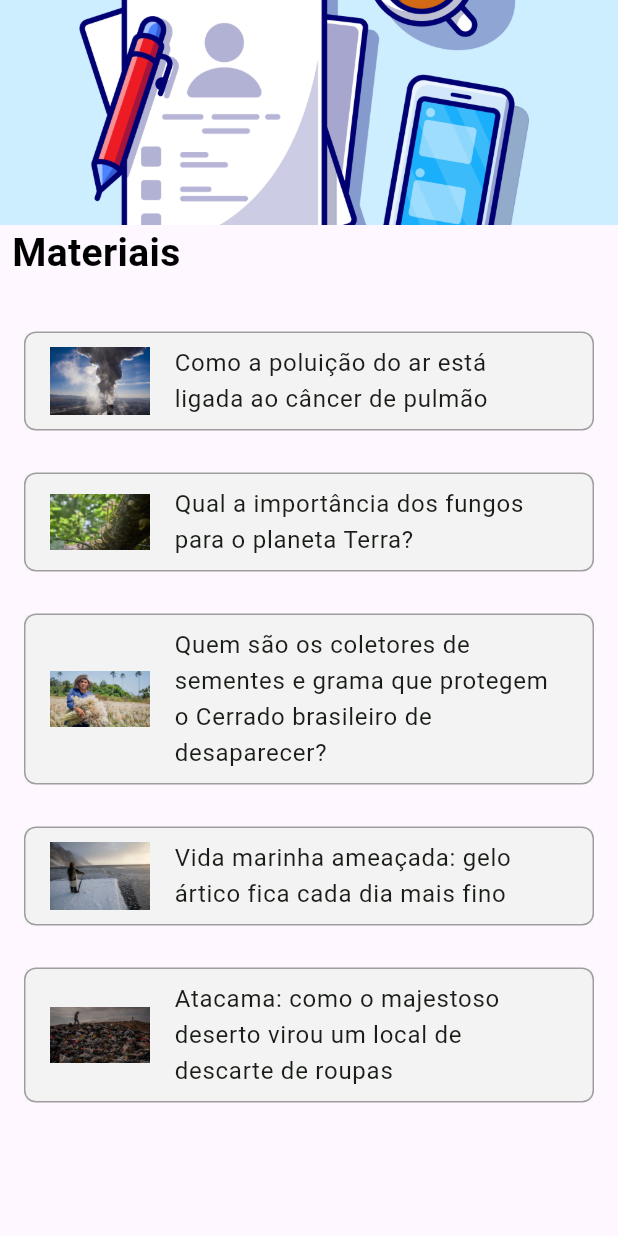
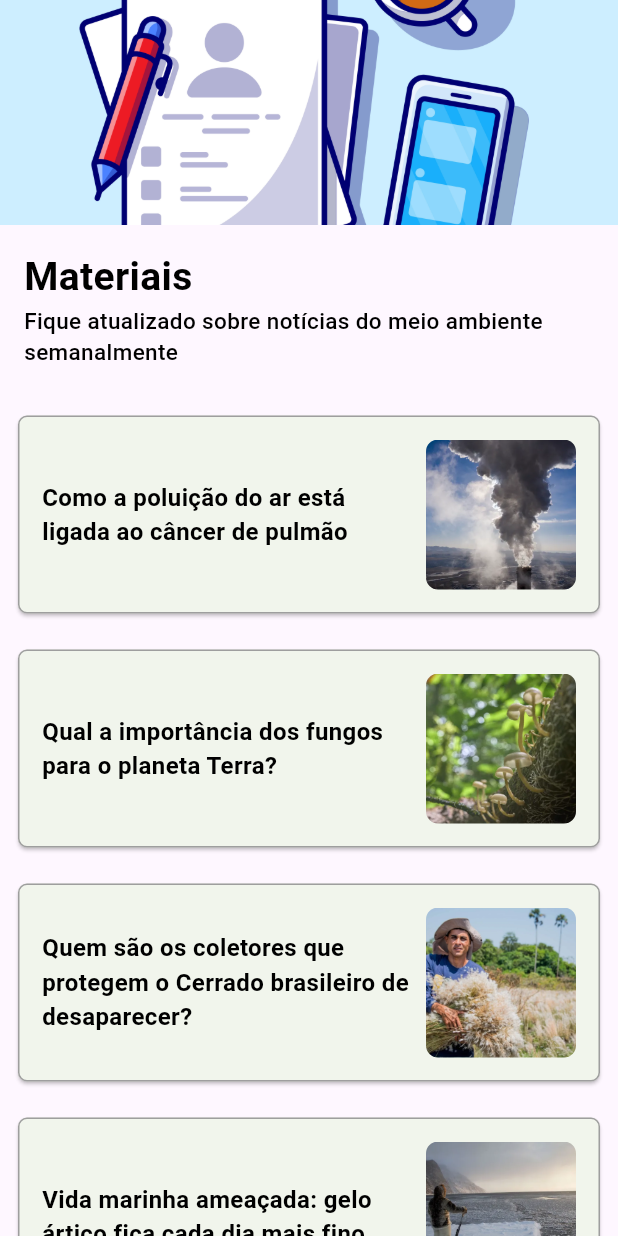
Before and after one commit to 0502j/Fatec-PI5, a Flutter app: the resourcesPage screen opened directly, on a phone screen of 412 x 824 dp. Run offline on Flutter 3.47's test engine with Material 2 defaults, Android fonts, the phone set to English and light mode, and no system bars; our stand-ins replace device_info, font_awesome_flutter, image_picker, permission_handler; missing offline and left inert: flutter_material_pickers.

Commit message:
Reestruturando página de materiais
Corrigindo layout, permissões de abertura de links

```diff
--- a/pi5_flutter_application/lib/pages/resourcesPage.dart
+++ b/pi5_flutter_application/lib/pages/resourcesPage.dart
@@ -31,7 +31,7 @@ class _resourcesPageState extends State<resourcesPage> {
     },
     {
       'title':
-          'Quem são os coletores de sementes e grama que protegem o Cerrado brasileiro de desaparecer?',
+          'Quem são os coletores que protegem o Cerrado brasileiro de desaparecer?',
       'url':
           'https://www.nationalgeographicbrasil.com/meio-ambiente/2023/04/dia-da-terra-quem-sao-os-coletores-de-sementes-e-grama-que-protegem-o-cerrado-brasileiro-de-desaparecer'
     },
@@ -54,42 +54,69 @@ class _resourcesPageState extends State<resourcesPage> {
       links.length,
       (index) {
         final link = links[index];
+        final url = Uri.parse(link['url']!);
         final imagePath = imagePaths[index % imagePaths.length];
 
         return Column(
           children: [
-            SizedBox(
-              height: 10,
-            ),
             Padding(
-              padding: EdgeInsets.only(top: 4, bottom: 4, left: 8, right: 8),
-              child: Container(
-                decoration: BoxDecoration(
-                  border: Border.all(
-                    color: Colors.grey,
-                    width: 1.0,
-                  ),
-                  borderRadius: BorderRadius.circular(8),
-                ),
-                child: ListTile(
-                  tileColor: Color.fromARGB(255, 243, 243, 243),
-                  leading: AspectRatio(
-                    aspectRatio: 1.2,
-                    child: Image.asset(imagePath),
-                  ),
-                  title: Text(link['title']!),
+              padding: const EdgeInsets.all(8.0),
+              child: GestureDetector(
                 onTap: () async {
-                    if (!await canLaunch(link['url']!)) {
-                      await launch(link['url']!);
+                  if (await canLaunchUrl(Uri.parse(link['url']!))) {
+                    await launchUrl(Uri.parse(link['url']!));
                   } else {
-                      throw 'Could not launch ${link['url']}';
+                    throw 'Could not launch $link';
                   }
                 },
+                child: Card(
+                  shape: RoundedRectangleBorder(
+                      borderRadius: BorderRadius.circular(6.0),
+                      side: BorderSide(color: Colors.grey, width: 1)),
+                  child: Padding(
+                    padding: const EdgeInsets.all(16),
+                    child: Row(
+                      crossAxisAlignment: CrossAxisAlignment.center,
+                      children: [
+                        Expanded(
+                          child: Row(
+                            mainAxisAlignment: MainAxisAlignment.spaceBetween,
+                            children: [
+                              Flexible(
+                                fit: FlexFit.loose,
+                                child: Column(
+                                  mainAxisAlignment: MainAxisAlignment.start,
+                                  crossAxisAlignment: CrossAxisAlignment.start,
+                                  children: [
+                                    Text(
+                                      link['title']!,
+                                      style: const TextStyle(
+                                        fontSize: 16,
+                                        fontWeight: FontWeight.w600,
+                                        color: Colors.black,
+                                      ),
+                                    ),
+                                  ],
+                                ),
+                              ),
+                              const SizedBox(width: 10.0),
+                              ClipRRect(
+                                borderRadius: BorderRadius.circular(8),
+                                child: Image.asset(
+                                  imagePath,
+                                  height: 100,
+                                  width: 100,
+                                  fit: BoxFit.cover,
+                                ),
+                              ),
+                            ],
+                          ),
+                        ),
+                      ],
                     ),
                   ),
                 ),
-            SizedBox(
-              height: 10,
+              ),
             ),
           ],
         );
@@ -97,30 +124,38 @@ class _resourcesPageState extends State<resourcesPage> {
     );
 
     return Scaffold(
-      body: SizedBox(
-        width: double.maxFinite,
-        child: ListView(
+      body: ListView(
+        padding: EdgeInsets.zero,
         children: [
-            Container(
-              height: 150, // altura definida
+          Image.asset(
+            'assets/images/ct-papers.jpg',
+            height: 150,
             width: double.infinity,
-              child: Image.asset(
-                'assets/images/ct-papers.jpg',
             fit: BoxFit.cover,
           ),
-            ),
-            Padding(
-              padding: const EdgeInsets.only(right: 8, left: 8),
-              child: Column(
+          Column(
             mainAxisAlignment: MainAxisAlignment.start,
             crossAxisAlignment: CrossAxisAlignment.start,
             children: [
-                  const Text(
+              Padding(
+                padding: EdgeInsets.only(left: 16, right: 16, top: 16),
+                child: const Text(
                   "Materiais",
                   style: TextStyle(
                       color: Colors.black,
                       fontWeight: FontWeight.w600,
                       fontSize: 26),
+                ),
+              ),
+              Padding(
+                padding: EdgeInsets.only(left: 16, right: 16),
+                child: const Text(
+                  "Fique atualizado sobre notícias do meio ambiente semanalmente",
+                  style: TextStyle(
+                      color: Colors.black,
+                      fontWeight: FontWeight.w500,
+                      fontSize: 15),
+                ),
               ),
               const SizedBox(
                 height: 20,
@@ -132,9 +167,7 @@ class _resourcesPageState extends State<resourcesPage> {
               )
             ],
           ),
-            )
         ],
-        ),
       ),
     );
   }
```
Also changed, not shown: 1 other file. Lines whose indentation alone changed are shown as unchanged.
